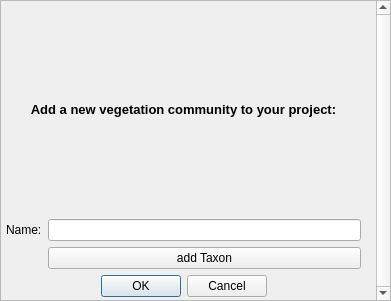
ThyavdBerg/MSA-Q, file MSA_QGIS_dialog_popup_vegcom.ui: the form before one commit.
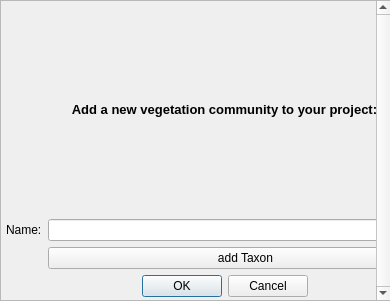
The form after the commit.

Commit message: more details on rules UI

Diff of the .ui file:
```diff
--- a/MSA_QGIS_dialog_popup_vegcom.ui
+++ b/MSA_QGIS_dialog_popup_vegcom.ui
@@ -6,7 +6,7 @@
    <rect>
     <x>0</x>
     <y>0</y>
-    <width>391</width>
+    <width>390</width>
     <height>301</height>
    </rect>
   </property>
@@ -45,7 +45,7 @@
       <rect>
        <x>0</x>
        <y>0</y>
-       <width>371</width>
+       <width>453</width>
        <height>301</height>
       </rect>
      </property>
```
The commit also changes 3 other files.
